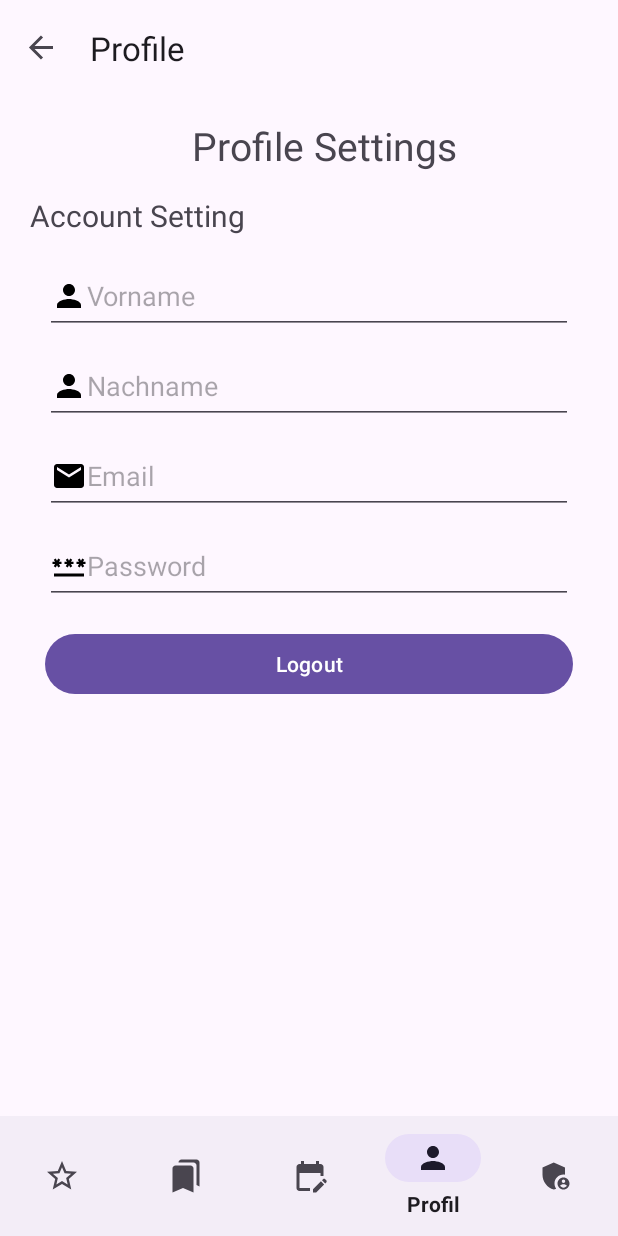
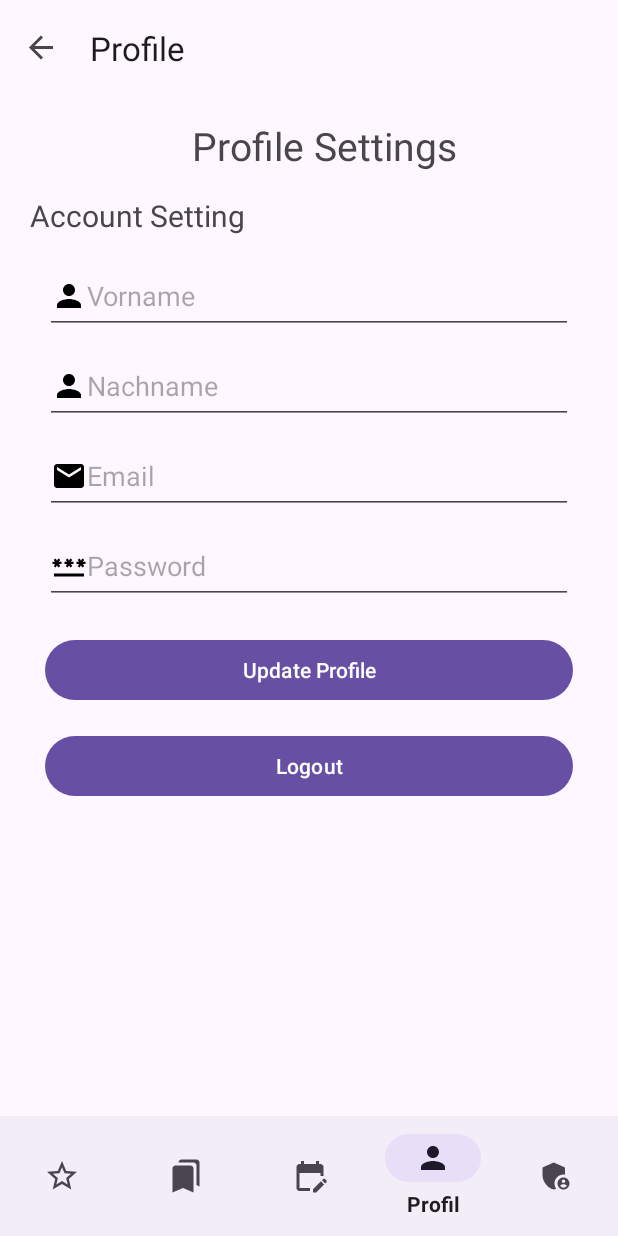
Before and after one commit to mustafa0398/DeskBooking, an Android app: the ProfileFragment screen opened through its navigation route, on a phone screen of 412 x 824 dp. Run offline under Robolectric (Android 15) with nearby library versions, the phone set to English and light mode, and no system bars; our stand-ins replace navigation-ui; 1 statement that could not run was skipped.

Commit message:
Funktion ProfilUpdate hinzugefügt

```diff
--- a/app/src/main/java/com/codingschool/deskbooking/MainActivity.kt
+++ b/app/src/main/java/com/codingschool/deskbooking/MainActivity.kt
@@ -20,15 +20,6 @@ class MainActivity : AppCompatActivity() {
     private val loginViewModel: LoginViewModel by viewModel()
     private val profileViewModel: ProfileViewModel by viewModel()
 
-    private val adminEmails = setOf(
-        "admin1@csaw.at",
-        "admin2@csaw.at",
-        "admin3@csaw.at",
-        "admin4@csaw.at",
-        "admin5@csaw.at",
-        "admin6@csaw.at"
-    )
-
     override fun onCreate(savedInstanceState: Bundle?) {
         super.onCreate(savedInstanceState)
         setContentView(R.layout.activity_main)
@@ -48,21 +39,16 @@ class MainActivity : AppCompatActivity() {
         loginViewModel.checkLoginStatus()
         loginViewModel.isLoggedIn.observe(this) { isLoggedIn ->
             if (isLoggedIn) {
-                // Hier holen wir uns das Profil, aber Sie sollten auch navigieren
                 profileViewModel.fetchUserProfile()
-
-                // Überprüfen, ob wir bereits auf dem richtigen Bildschirm sind, um unnötige Navigation zu vermeiden
                 if (navController.currentDestination?.id !in listOf(R.id.bookingplanFragment)) {
                     navController.navigate(R.id.bookingplanFragment)
                 }
             } else {
-                // Wenn nicht eingeloggt und wir sind nicht auf dem Login oder Register Bildschirm, navigieren Sie zurück zum Login
                 if (navController.currentDestination?.id !in listOf(R.id.loginFragment, R.id.registerFragment)) {
                     navController.navigate(R.id.loginFragment)
                 }
             }
         }
-
 
         profileViewModel.isLoggedOut.observe(this) { isLoggedOut ->
             if (isLoggedOut) {
@@ -72,7 +58,6 @@ class MainActivity : AppCompatActivity() {
 
     }
 
-
     override fun onSupportNavigateUp(): Boolean {
         return navController.navigateUp() || super.onSupportNavigateUp()
     }
--- a/app/src/main/java/com/codingschool/deskbooking/di/AppModule.kt
+++ b/app/src/main/java/com/codingschool/deskbooking/di/AppModule.kt
@@ -5,6 +5,7 @@ import com.codingschool.deskbooking.data.repository.FixDeskRequestRepository
 import com.codingschool.deskbooking.data.repository.LoginRepository
 import com.codingschool.deskbooking.data.repository.ProfileRepository
 import com.codingschool.deskbooking.data.repository.UserRepository
+import com.codingschool.deskbooking.data.repository.UserUpdateRepository
 import com.codingschool.deskbooking.service.api.RetrofitClient
 import com.codingschool.deskbooking.service.api.ApiService
 import com.codingschool.deskbooking.ui.administration.AdminViewModel
@@ -22,7 +23,7 @@ val appModule = module {
     single<ApiService> { RetrofitClient.apiService }
     single { LoginRepository(get()) }
     single { UserRepository(get()) }
-    viewModel { LoginViewModel(get(), get()) }
+    viewModel { LoginViewModel(get()) }
 }
 
 val registerModule = module {
@@ -50,5 +51,6 @@ val adminModule = module {
 val profileModule = module {
     single { ProfileRepository(get()) }
     single { LoginRepository(get())}
-    viewModel { ProfileViewModel(get(), get()) }
+    single { UserUpdateRepository(get()) }
+    viewModel { ProfileViewModel(get(), get(), get()) }
 }
--- a/app/src/main/java/com/codingschool/deskbooking/service/api/ApiService.kt
+++ b/app/src/main/java/com/codingschool/deskbooking/service/api/ApiService.kt
@@ -15,6 +15,7 @@ import com.codingschool.deskbooking.data.model.dto.register.RegisterResponse
 import com.codingschool.deskbooking.data.model.dto.offices.Offices
 import com.codingschool.deskbooking.data.model.dto.profile.ProfileResponse
 import com.codingschool.deskbooking.data.model.dto.user.User
+import com.codingschool.deskbooking.data.model.dto.user.UserUpdate
 import retrofit2.Response
 import retrofit2.http.Body
 import retrofit2.http.GET
@@ -80,4 +81,11 @@ interface ApiService {
     @GET("/api/users/profile")
     suspend fun getProfile(
     ): Response<ProfileResponse>
+
+    @PUT("/api/users/{id}")
+    suspend fun updateUser(
+        @Path("id") id: String,
+        @Body userUpdate: UserUpdate
+    ): Response<UserUpdate>
+
 }
--- a/app/src/main/java/com/codingschool/deskbooking/ui/login/LoginViewModel.kt
+++ b/app/src/main/java/com/codingschool/deskbooking/ui/login/LoginViewModel.kt
@@ -6,18 +6,15 @@ import androidx.lifecycle.viewModelScope
 import com.codingschool.deskbooking.data.model.dto.login.Login
 import com.codingschool.deskbooking.data.model.dto.login.LoginResponse
 import com.codingschool.deskbooking.data.repository.LoginRepository
-import com.codingschool.deskbooking.data.repository.UserRepository
 import com.codingschool.deskbooking.service.api.RetrofitClient
 import kotlinx.coroutines.launch
 
 class LoginViewModel(
-    private val loginRepository: LoginRepository,
-    private val userRepository: UserRepository
+    private val loginRepository: LoginRepository
 ) : ViewModel() {
     val response = MutableLiveData<Result<LoginResponse>>()
     val isLoggedIn = MutableLiveData<Boolean>()
 
-    // Führt den Login-Vorgang aus und speichert Tokens bei Erfolg.
     fun login(email: String, password: String) {
         viewModelScope.launch {
             try {
@@ -37,7 +34,6 @@ class LoginViewModel(
         }
     }
 
-    // Überprüft, ob ein Zugriffstoken vorhanden ist, was bedeutet, dass der Benutzer eingeloggt ist.
     fun checkLoginStatus() {
         viewModelScope.launch {
             val accessToken = loginRepository.getAccessToken()
--- a/app/src/main/java/com/codingschool/deskbooking/ui/profile/ProfileFragment.kt
+++ b/app/src/main/java/com/codingschool/deskbooking/ui/profile/ProfileFragment.kt
@@ -7,12 +7,17 @@ import android.view.View
 import android.view.ViewGroup
 import android.widget.Button
 import android.widget.EditText
+import android.widget.Toast
+import androidx.lifecycle.lifecycleScope
 import androidx.navigation.fragment.findNavController
 import com.codingschool.deskbooking.R
+import com.codingschool.deskbooking.data.model.dto.user.UserUpdate
+import kotlinx.coroutines.launch
 import org.koin.androidx.viewmodel.ext.android.viewModel
 
 class ProfileFragment : Fragment() {
     private val profileViewModel: ProfileViewModel by viewModel()
+    private var currentDepartment: String? = null
 
     override fun onCreateView(
         inflater: LayoutInflater, container: ViewGroup?,
@@ -23,12 +28,29 @@ class ProfileFragment : Fragment() {
 
     override fun onViewCreated(view: View, savedInstanceState: Bundle?) {
         super.onViewCreated(view, savedInstanceState)
+        val etFirstName = view.findViewById<EditText>(R.id.etRegisterName)
+        val etLastName = view.findViewById<EditText>(R.id.etRegisterLastName)
+        val etEmail = view.findViewById<EditText>(R.id.etRegisterEmail)
+        val etPassword = view.findViewById<EditText>(R.id.etRegisterPassword)
+        val logoutButton = view.findViewById<Button>(R.id.btnLogout)
+        val updateButton = view.findViewById<Button>(R.id.btnUpdateProfile)
 
-        val logoutButton = view.findViewById<Button>(R.id.btnLogout)
         logoutButton.setOnClickListener {
             resetProfileUI()
             profileViewModel.logoutUser()
             findNavController().navigate(R.id.action_profileFragment_to_loginFragment)
+        }
+
+        updateButton.setOnClickListener {
+            val department = currentDepartment ?: "Ihr Standardabteilungsname"
+            val userUpdate = UserUpdate(
+                firstname = etFirstName.text.toString(),
+                lastname = etLastName.text.toString(),
+                email = etEmail.text.toString(),
+                department = department,
+                password = etPassword.text.toString()
+            )
+            updateUserProfile(userUpdate)
         }
 
         profileViewModel.fetchUserProfile()
@@ -46,6 +68,10 @@ class ProfileFragment : Fragment() {
             if (profile != null) {
                 view?.findViewById<EditText>(R.id.etRegisterEmail)?.setText(profile.email)
             }
+            if (profile != null) {
+                currentDepartment = profile.department
+            }
+
         }
     }
 
@@ -54,4 +80,19 @@ class ProfileFragment : Fragment() {
         view?.findViewById<EditText>(R.id.etRegisterLastName)?.setText("")
         view?.findViewById<EditText>(R.id.etRegisterEmail)?.setText("")
     }
+
+    private fun updateUserProfile(userUpdate: UserUpdate) {
+
+        val userId = profileViewModel.userProfile.value?.id ?: return
+        lifecycleScope.launch {
+            val result = profileViewModel.updateUser(userId, userUpdate)
+            if (result.isSuccess) {
+                Toast.makeText(context, "Benutzerdaten erfolgreich aktualisiert", Toast.LENGTH_SHORT).show()
+                profileViewModel.fetchUserProfile()
+            } else {
+                Toast.makeText(context, "Fehler beim Aktualisieren der Benutzerdaten: ${result.exceptionOrNull()?.message}", Toast.LENGTH_LONG).show()
+            }
+        }
+    }
+
 }
--- a/app/src/main/java/com/codingschool/deskbooking/ui/profile/ProfileViewModel.kt
+++ b/app/src/main/java/com/codingschool/deskbooking/ui/profile/ProfileViewModel.kt
@@ -1,18 +1,18 @@
 package com.codingschool.deskbooking.ui.profile
 
-import android.content.Context
 import android.util.Log
 import androidx.lifecycle.MutableLiveData
 import androidx.lifecycle.ViewModel
 import androidx.lifecycle.viewModelScope
-import com.codingschool.deskbooking.MainActivity
 import com.codingschool.deskbooking.data.model.dto.profile.ProfileResponse
+import com.codingschool.deskbooking.data.model.dto.user.UserUpdate
 import com.codingschool.deskbooking.data.repository.LoginRepository
 import com.codingschool.deskbooking.data.repository.ProfileRepository
+import com.codingschool.deskbooking.data.repository.UserUpdateRepository
 import com.codingschool.deskbooking.service.api.RetrofitClient
 import kotlinx.coroutines.launch
 
-class ProfileViewModel(private val profileRepository: ProfileRepository, private val loginRepository: LoginRepository) : ViewModel() {
+class ProfileViewModel(private val profileRepository: ProfileRepository, private val loginRepository: LoginRepository, private val userUpdateRepository: UserUpdateRepository) : ViewModel() {
     val userProfile = MutableLiveData<ProfileResponse?>()
     val isAdmin = MutableLiveData<Boolean?>()
     val isLoggedOut = MutableLiveData<Boolean>()
@@ -21,37 +21,32 @@ class ProfileViewModel(private val profileRepository: ProfileRepository, private
         viewModelScope.launch {
             try {
                 val result = profileRepository.getUserProfile()
-                userProfile.value = result.getOrThrow()  // Verwenden Sie getOrThrow, um die erfolgreiche Antwort zu erhalten oder eine Ausnahme zu werfen
+                userProfile.value = result.getOrThrow()
                 isAdmin.value = result.getOrThrow().isAdmin
             } catch (exception: Exception) {
                 Log.e("ProfileViewModel", "Fehler beim Abrufen des Profils", exception)
-                userProfile.value = null  // Setzen Sie userProfile auf null, wenn ein Fehler auftritt
+                userProfile.value = null
                 isAdmin.value = null
             }
         }
     }
 
     fun logoutUser() {
-        // Löschen der Login-Tokens
         loginRepository.clearLoginTokens()
         RetrofitClient.authToken = null
-
-        // Löschen des App-Caches
         loginRepository.clearApplicationCache()
-
-        // Zurücksetzen der Profildaten
         resetProfile()
-
-        // Benachrichtigen, dass der Benutzer abgemeldet wurde
         isLoggedOut.postValue(true)
     }
 
     private fun resetProfile() {
         userProfile.postValue(null)
         isAdmin.postValue(null)
-        // Benachrichtigen, dass der Benutzer abgemeldet wurde (optional)
-        // Diese LiveData könnte von MainActivity beobachtet werden, um UI zu aktualisieren
         isLoggedOut.postValue(true)
+    }
+
+    suspend fun updateUser(id: String, userUpdate: UserUpdate): Result<UserUpdate> {
+        return userUpdateRepository.updateUser(id, userUpdate)
     }
 
 
--- a/app/src/main/java/com/codingschool/deskbooking/ui/register/RegisterViewModel.kt
+++ b/app/src/main/java/com/codingschool/deskbooking/ui/register/RegisterViewModel.kt
@@ -9,12 +9,9 @@ import com.codingschool.deskbooking.service.api.RetrofitClient
 import kotlinx.coroutines.launch
 
 class RegisterViewModel : ViewModel() {
-    // Verwaltet die Logik für die Registrierung und kommuniziert mit dem AuthenticationService.
     val response = MutableLiveData<Result<RegisterResponse>>()
 
     fun register(register: Register) {
-        // Startet einen Coroutine-Block für den Netzwerkanruf.
-        // Ruft `authenticationService.registerUser(register)` auf und verarbeitet die Antwort.
         viewModelScope.launch {
             try {
                 val result = RetrofitClient.apiService.registerUser(register)
--- a/app/src/main/res/layout/fragment_profile.xml
+++ b/app/src/main/res/layout/fragment_profile.xml
@@ -79,6 +79,18 @@
         app:layout_constraintTop_toBottomOf="@+id/etRegisterEmail" />
 
     <Button
+        android:id="@+id/btnUpdateProfile"
+        android:layout_width="0dp"
+        android:layout_height="wrap_content"
+        android:text="Update Profile"
+        android:layout_marginTop="20dp"
+        android:layout_marginStart="30dp"
+        android:layout_marginEnd="30dp"
+        app:layout_constraintTop_toBottomOf="@id/etRegisterPassword"
+        app:layout_constraintStart_toStartOf="parent"
+        app:layout_constraintEnd_toEndOf="parent"/>
+
+    <Button
         android:id="@+id/btnLogout"
         android:layout_width="0dp"
         android:layout_height="wrap_content"
@@ -86,7 +98,7 @@
         android:layout_marginTop="16dp"
         android:layout_marginStart="30dp"
         android:layout_marginEnd="30dp"
-        app:layout_constraintTop_toBottomOf="@id/etRegisterPassword"
+        app:layout_constraintTop_toBottomOf="@id/btnUpdateProfile"
         app:layout_constraintStart_toStartOf="parent"
         app:layout_constraintEnd_toEndOf="parent"/>
 
```
Also changed, not shown: app/src/main/java/com/codingschool/deskbooking/data/model/dto/user/UserUpdate.kt (added, +9 -0 lines), app/src/main/java/com/codingschool/deskbooking/data/repository/UserUpdateRepository.kt (added, +19 -0 lines).
